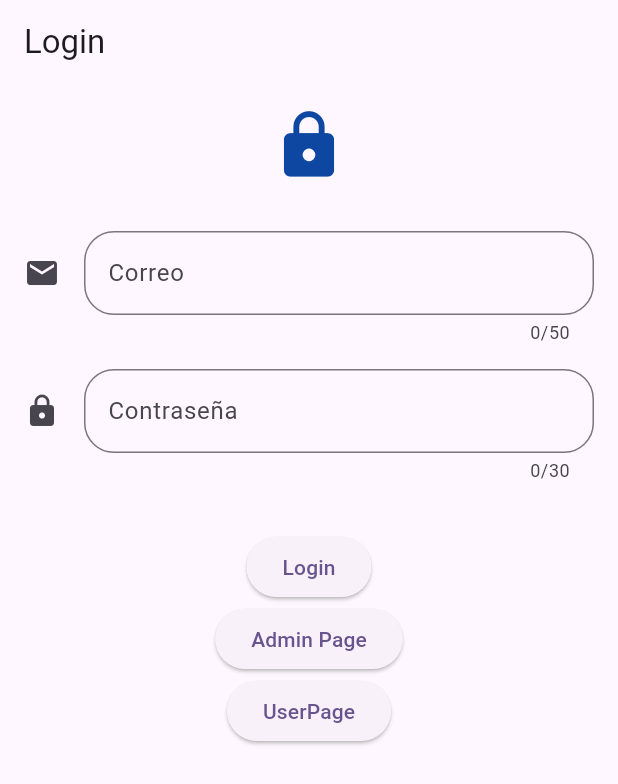
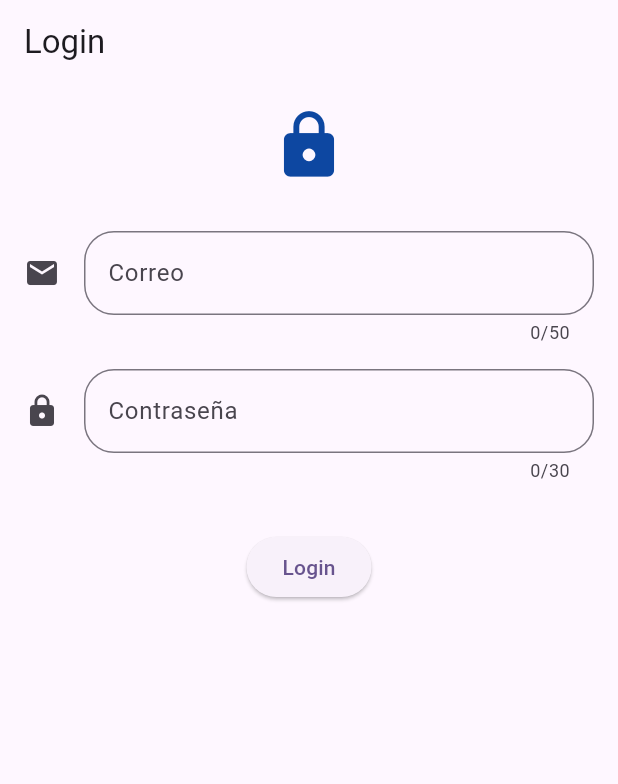
Before and after one commit to OmarFDiaz/threefifty, a Flutter app: the screen it shows after launch, on a phone screen of 412 x 824 dp. Shown: the top 784 px of the screen. Run offline on Flutter 3.47's test engine with Material 3 defaults, Android fonts, the light colour scheme and no system bars; our stand-ins replace cloud_firestore, cloud_functions, firebase_auth, firebase_core; missing offline and left inert: one_clock, random_password_generator; accounts and stored records are empty.

Commit message:
cleanup login screen

```diff
--- a/lib/widgets/login_screen.dart
+++ b/lib/widgets/login_screen.dart
@@ -124,18 +124,7 @@ class _LoginScreenState extends State<LoginScreen> {
                         },
                         child: const Text('Login'),
                       ),
-                      ElevatedButton(
-                        onPressed: () {
-                          Navigator.pushNamed(context, '/adminpage');
-                        },
-                        child: const Text('Admin Page'),
-                      ),
-                      ElevatedButton(
-                        onPressed: () {
-                          Navigator.pushNamed(context, '/userpage');
-                        },
-                        child: const Text('UserPage'),
-                      ),
+
                     ],
                   ),
                 ),
```
